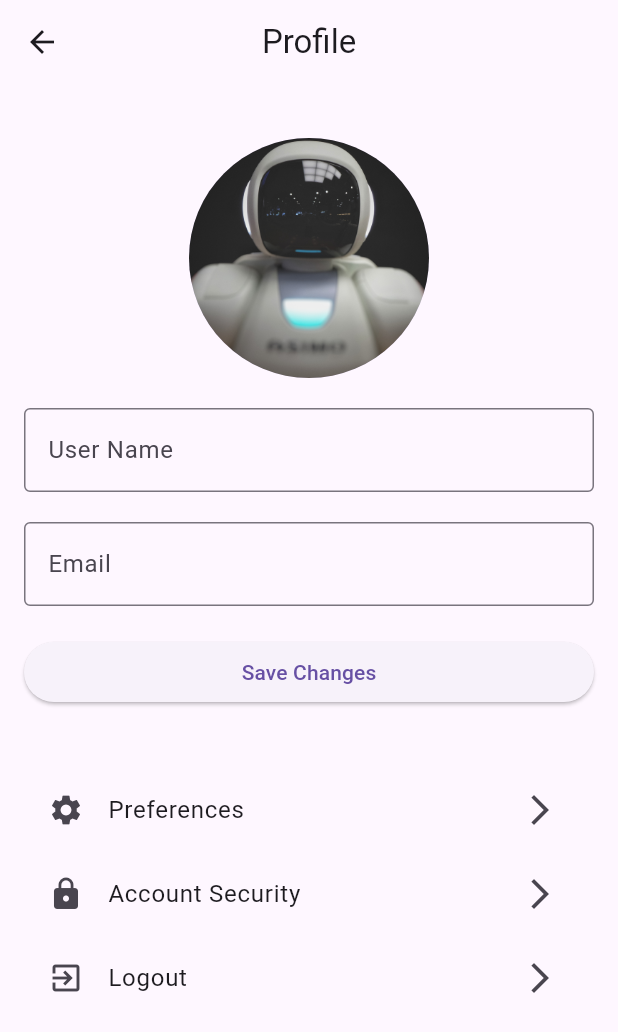
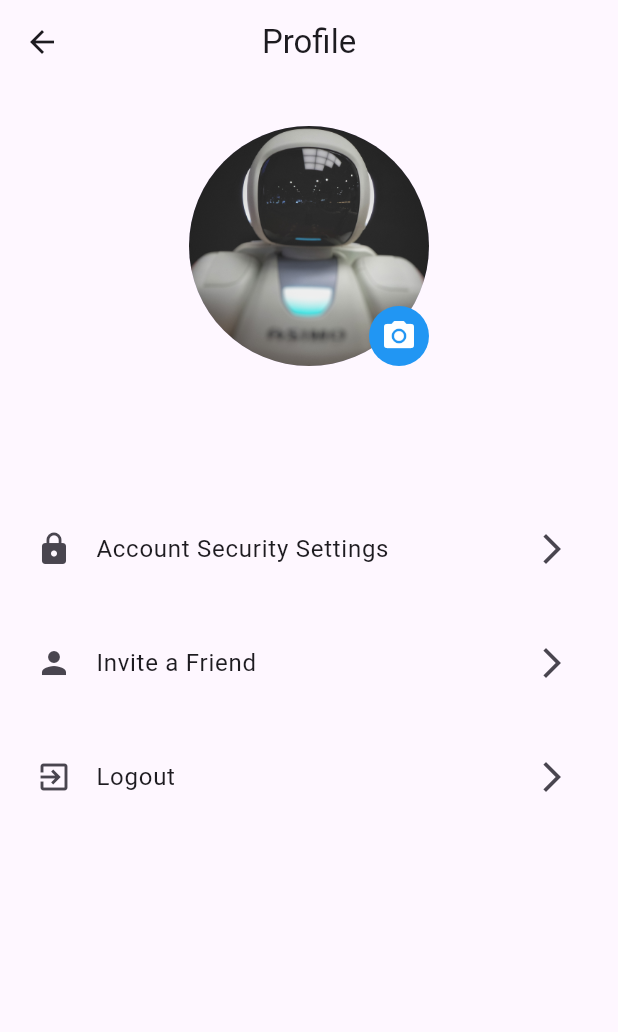
Before and after one commit to anashatem46/Ai-Assistant, a Flutter app: the ProfilePage screen opened directly, on a phone screen of 412 x 824 dp. Shown: the top 1032 px of the screen. Run offline on Flutter 3.47's test engine with Material 3 defaults, Android fonts, the phone set to English and light mode, and no system bars; our stand-ins replace awesome_dialog, dash_chat_2, file_picker, firebase_auth, firebase_core, flutter_markdown and 9 more; accounts and stored records are empty; network calls fail.

Commit message:
fix profile page and add model for user data

```diff
--- a/lib/Chat/api_config.dart
+++ b/lib/Chat/api_config.dart
@@ -3,12 +3,12 @@ import 'dart:developer';
 import 'dart:io';
 import 'package:http/http.dart' as http;
 import 'package:http_parser/http_parser.dart';  // To specify the media type
+import 'package:ai_assis/user_info_from_firebase.dart'; // Import the ProfilePage class
 
 class ApiClient {
   static const String baseUrl = 'https://97f1-197-56-219-0.ngrok-free.app/ask';
 
-  var userId = 'awemlrewfe';
-
+  var userId = UserData.getUserId() ?? '12345';
   Future<Map<String, dynamic>> getAnswer(String question, {File? file}) async {
     var request = http.MultipartRequest('POST', Uri.parse(baseUrl));
 
--- a/lib/appPage/chat_history_screen.dart
+++ b/lib/appPage/chat_history_screen.dart
@@ -19,7 +19,7 @@ class _ChatHistoryScreenState extends State<ChatHistoryScreen> {
       appBar: AppBar(
         title: const Text('Chat History'),
         centerTitle: true,
-        automaticallyImplyLeading: false,
+        //automaticallyImplyLeading: false,
       ),
       body: ValueListenableBuilder<Box<ChatHistory>>(
         valueListenable: Boxes.getChatHistory().listenable(),
--- a/lib/appPage/profile.dart
+++ b/lib/appPage/profile.dart
@@ -1,17 +1,18 @@
-import 'package:ai_assis/appPage/preferences_page.dart';
-import 'package:ai_assis/auth/intro_Page.dart';
 import 'package:firebase_auth/firebase_auth.dart';
 import 'package:flutter/material.dart';
-import 'package:ai_assis/appPage/AccountSecurityPage.dart';
+import 'package:ai_assis/appPage/Profile/AccountSecurityPage.dart';
+import 'package:ai_assis/auth/intro_Page.dart';
 
 class ProfilePage extends StatefulWidget {
   @override
   _ProfilePageState createState() => _ProfilePageState();
+
 }
 
 class _ProfilePageState extends State<ProfilePage> {
   final _nameController = TextEditingController();
-  final _emailController = TextEditingController();
+  bool _isLoading = false;
+  String? _userId;
 
   @override
   void initState() {
@@ -23,21 +24,24 @@ class _ProfilePageState extends State<ProfilePage> {
     final user = FirebaseAuth.instance.currentUser;
     if (user != null) {
       _nameController.text = user.displayName ?? '';
-      _emailController.text = user.email ?? '';
+      _userId = user.uid; // Store the user ID
     }
   }
 
-  void _saveUserData() async {
-    final user = FirebaseAuth.instance.currentUser;
-    if (user != null) {
-      await user.updateDisplayName(_nameController.text);
-      await user.updateEmail(_emailController.text);
-      // Reload the user to update the info
-      await user.reload();
-      ScaffoldMessenger.of(context).showSnackBar(
-        SnackBar(content: Text('Profile updated successfully')),
+  Future<void> _logout() async {
+    await FirebaseAuth.instance.signOut();
+    Navigator.of(context).pushReplacement(
+      MaterialPageRoute(builder: (context) => const IntroPage()),
     );
   }
+
+  Widget buildListItem({required IconData icon, required String text, required VoidCallback onTap}) {
+    return ListTile(
+      leading: Icon(icon),
+      title: Text(text),
+      trailing: const Icon(Icons.arrow_forward_ios),
+      onTap: onTap,
+    );
   }
 
   @override
@@ -49,66 +53,69 @@ class _ProfilePageState extends State<ProfilePage> {
       ),
       body: SingleChildScrollView(
         child: Padding(
-          padding: const EdgeInsets.all(16.0),
+          padding: const EdgeInsets.all(8.0),
           child: Column(
             crossAxisAlignment: CrossAxisAlignment.stretch,
             children: [
               const SizedBox(height: 20),
-              const Center(
-                child: CircleAvatar(
+              Center(
+                child: Stack(
+                  children: [
+                    const CircleAvatar(
                       radius: 80,
                       backgroundImage: AssetImage('assets/images/Rectangle1.png'),
                     ),
+                    Positioned(
+                      bottom: 0,
+                      right: 0,
+                      child: Container(
+                        padding: const EdgeInsets.all(8),
+                        decoration: const BoxDecoration(
+                          shape: BoxShape.circle,
+                          color: Colors.blue,
                         ),
-              const SizedBox(height: 20),
-              TextField(
-                controller: _nameController,
-                decoration: const InputDecoration(
-                  labelText: 'User Name',
-                  border: OutlineInputBorder(),
+                        child: const Icon(
+                          Icons.camera_alt,
+                          color: Colors.white,
+                        ),
+                      ),
+                    ),
+                  ],
                 ),
               ),
               const SizedBox(height: 20),
-              TextField(
-                controller: _emailController,
-                decoration: const InputDecoration(
-                  labelText: 'Email',
-                  border: OutlineInputBorder(),
+              Text(
+                _nameController.text,
+                style: const TextStyle(
+                  fontSize: 24,
+                  fontWeight: FontWeight.bold,
                 ),
+                textAlign: TextAlign.center,
               ),
               const SizedBox(height: 20),
-              ElevatedButton(
-                onPressed: _saveUserData,
-                child: const Text('Save Changes'),
-              ),
-              const SizedBox(height: 40),
+              if (_userId != null)
+                const SizedBox(height: 20),
               buildListItem(
-                context,
-                'Preferences',
-                Icons.settings,
-                () {
-                  Navigator.of(context).push(MaterialPageRoute(
-                      builder: (context) => PreferencesPage()));
-                },
-              ),
-              buildListItem(
-                context,
-                'Account Security',
-                Icons.lock,
-                () {
+                icon: Icons.lock,
+                text: 'Account Security Settings',
+                onTap: () {
                   Navigator.of(context).push(MaterialPageRoute(
                       builder: (context) => AccountSecurityPage()));
                 },
               ),
+              const SizedBox(height: 20),
               buildListItem(
-                context,
-                'Logout',
-                Icons.exit_to_app,
-                () async {
-                  await FirebaseAuth.instance.signOut();
-                  Navigator.of(context).pushReplacement(MaterialPageRoute(
-                      builder: (context) => const IntroPage()));
+                icon: Icons.person,
+                text: 'Invite a Friend',
+                onTap: () {
+                  // Navigate to Invite a Friend page
                 },
+              ),
+              const SizedBox(height: 20),
+              buildListItem(
+                icon: Icons.exit_to_app,
+                text: 'Logout',
+                onTap: _logout,
               ),
             ],
           ),
@@ -116,14 +123,4 @@ class _ProfilePageState extends State<ProfilePage> {
       ),
     );
   }
-
-  Widget buildListItem(
-      BuildContext context, String title, IconData icon, Function() onTap) {
-    return ListTile(
-      leading: Icon(icon),
-      title: Text(title),
-      trailing: const Icon(Icons.arrow_forward_ios),
-      onTap: onTap,
-    );
 }
-}
```
Also changed, not shown: lib/appPage/AccountSecurityPage.dart (deleted, +0 -157 lines), lib/appPage/Profile/AccountSecurityPage.dart (added, +49 -0 lines), lib/appPage/Profile/change_name_page.dart (added, +50 -0 lines), lib/appPage/Profile/change_password_page.dart (added, +72 -0 lines), lib/user_info_from_firebase.dart (added, +31 -0 lines). Lines whose indentation alone changed are shown as unchanged.
